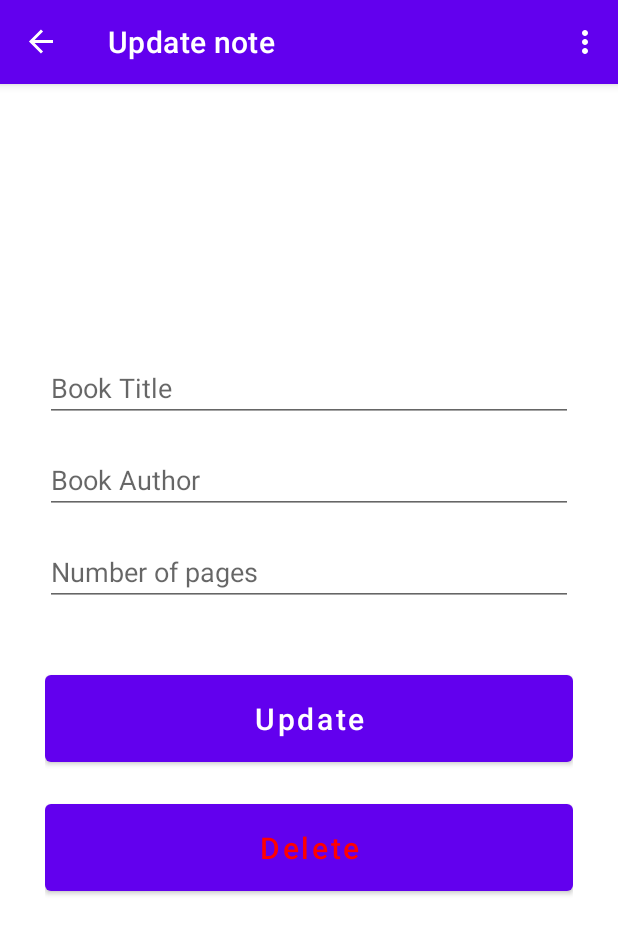
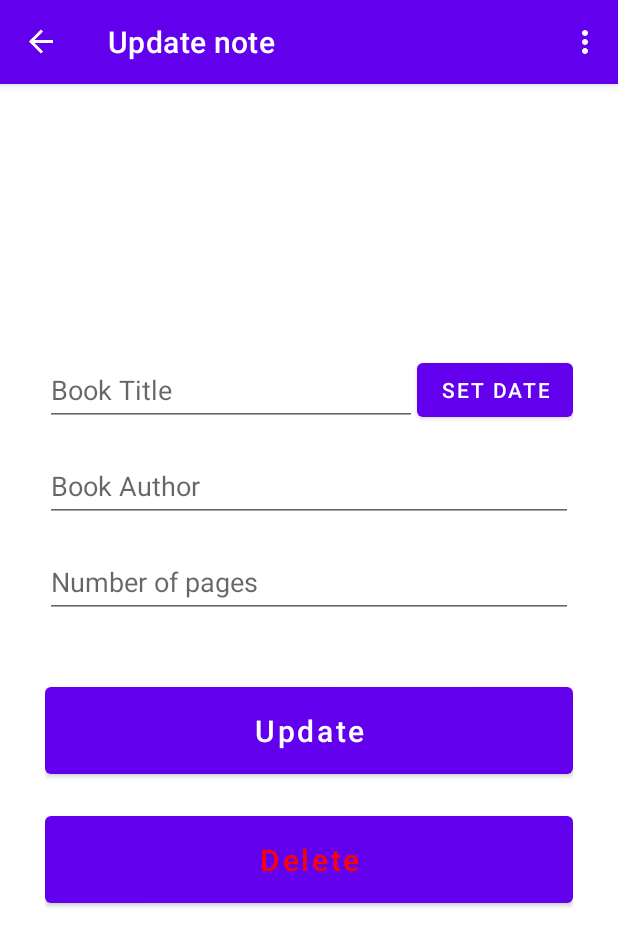
Before and after one commit to mobilesikuda/todo_frag, an Android app: the UpdateFragment screen opened through its navigation route, on a phone screen of 412 x 824 dp. Shown: the top 946 px of the screen. Run offline under Robolectric (Android 15) with nearby library versions, the phone set to English and light mode, and no system bars; our stand-ins replace navigation-ui; 5 statements that could not run were skipped.

Commit message:
make date button to update fragment

```diff
--- a/app/src/main/res/layout/fragment_update.xml
+++ b/app/src/main/res/layout/fragment_update.xml
@@ -9,15 +9,25 @@
 
     <EditText
         android:id="@+id/date_input2"
-        android:layout_width="match_parent"
+        android:layout_width="0dp"
         android:layout_height="wrap_content"
         android:layout_marginTop="150dp"
         android:ems="20"
         android:hint="Book Title"
-        android:inputType="datetime"
-        app:layout_constraintEnd_toEndOf="parent"
+        android:inputType="date"
+        android:minHeight="48dp"
+        app:layout_constraintEnd_toStartOf="@id/date_button"
         app:layout_constraintStart_toStartOf="parent"
         app:layout_constraintTop_toTopOf="parent" />
+
+    <Button
+        android:id="@+id/date_button"
+        android:layout_width="wrap_content"
+        android:layout_height="wrap_content"
+        android:text="Set date"
+        tools:ignore="MissingConstraints"
+        app:layout_constraintEnd_toEndOf="parent"
+        app:layout_constraintTop_toTopOf="@+id/date_input2"/>
 
     <EditText
         android:id="@+id/context_input2"
@@ -27,6 +37,7 @@
         android:ems="10"
         android:hint="Book Author"
         android:inputType="textShortMessage"
+        android:minHeight="48dp"
         app:layout_constraintEnd_toEndOf="parent"
         app:layout_constraintStart_toStartOf="parent"
         app:layout_constraintTop_toBottomOf="@+id/date_input2" />
@@ -39,6 +50,7 @@
         android:ems="10"
         android:hint="Number of pages"
         android:inputType="textMultiLine"
+        android:minHeight="48dp"
         app:layout_constraintEnd_toEndOf="parent"
         app:layout_constraintStart_toStartOf="parent"
         app:layout_constraintTop_toBottomOf="@+id/context_input2" />
```
Also changed, not shown: app/src/main/java/ru/sikuda/mobile/todo_frag/UpdateFragment.kt (+12 -25 lines).
